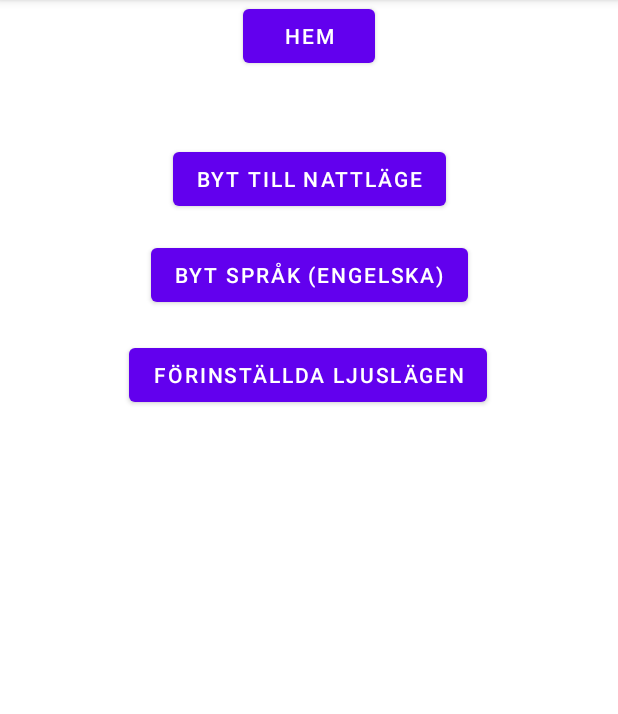
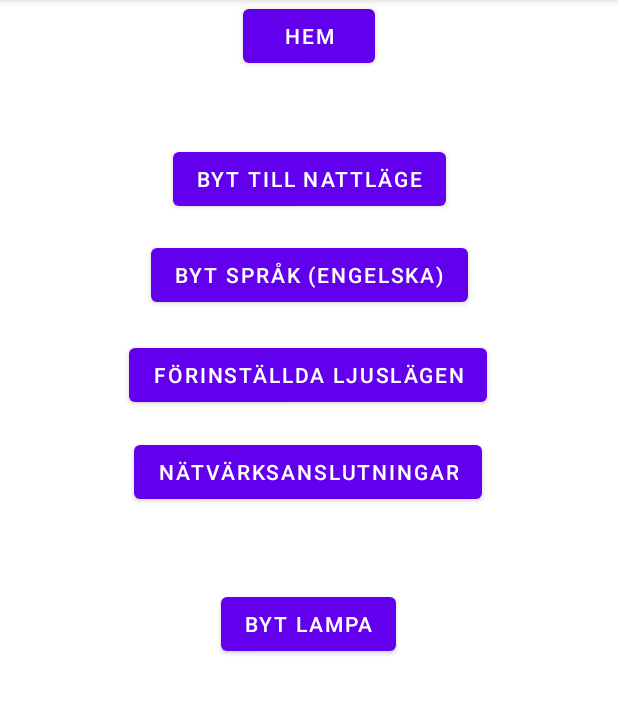
Before and after one commit to MarcusJak/Lampa2, an Android app: the settings screen opened directly, with no data from a screen before it, on a phone screen of 412 x 824 dp, the part 84-798 px from its top. Run offline under Robolectric (Android 15) with nearby library versions, the phone set to English and light mode, and no system bars.

Commit message:
La till mer knappar i layout för inställningar/settings

```diff
--- a/app/src/main/res/layout/activity_settings.xml
+++ b/app/src/main/res/layout/activity_settings.xml
@@ -49,4 +49,29 @@
         app:layout_constraintStart_toStartOf="parent"
         app:layout_constraintTop_toBottomOf="@+id/btnlanguage"
         app:layout_constraintVertical_bias="0.037" />
+
+    <Button
+        android:id="@+id/btnwifi"
+        android:layout_width="wrap_content"
+        android:layout_height="wrap_content"
+        android:text="nätvärksanslutningar"
+        app:layout_constraintBottom_toBottomOf="parent"
+        app:layout_constraintEnd_toEndOf="parent"
+        app:layout_constraintHorizontal_bias="0.497"
+        app:layout_constraintStart_toStartOf="parent"
+        app:layout_constraintTop_toBottomOf="@+id/btnpresets"
+        app:layout_constraintVertical_bias="0.038" />
+
+    <Button
+        android:id="@+id/btnswichlamp"
+        android:layout_width="wrap_content"
+        android:layout_height="wrap_content"
+        android:layout_marginBottom="328dp"
+        android:text="Byt lampa"
+        app:layout_constraintBottom_toBottomOf="parent"
+        app:layout_constraintEnd_toEndOf="parent"
+        app:layout_constraintHorizontal_bias="0.498"
+        app:layout_constraintStart_toStartOf="parent"
+        app:layout_constraintTop_toBottomOf="@+id/button5"
+        app:layout_constraintVertical_bias="0.052" />
 </androidx.constraintlayout.widget.ConstraintLayout>
```
